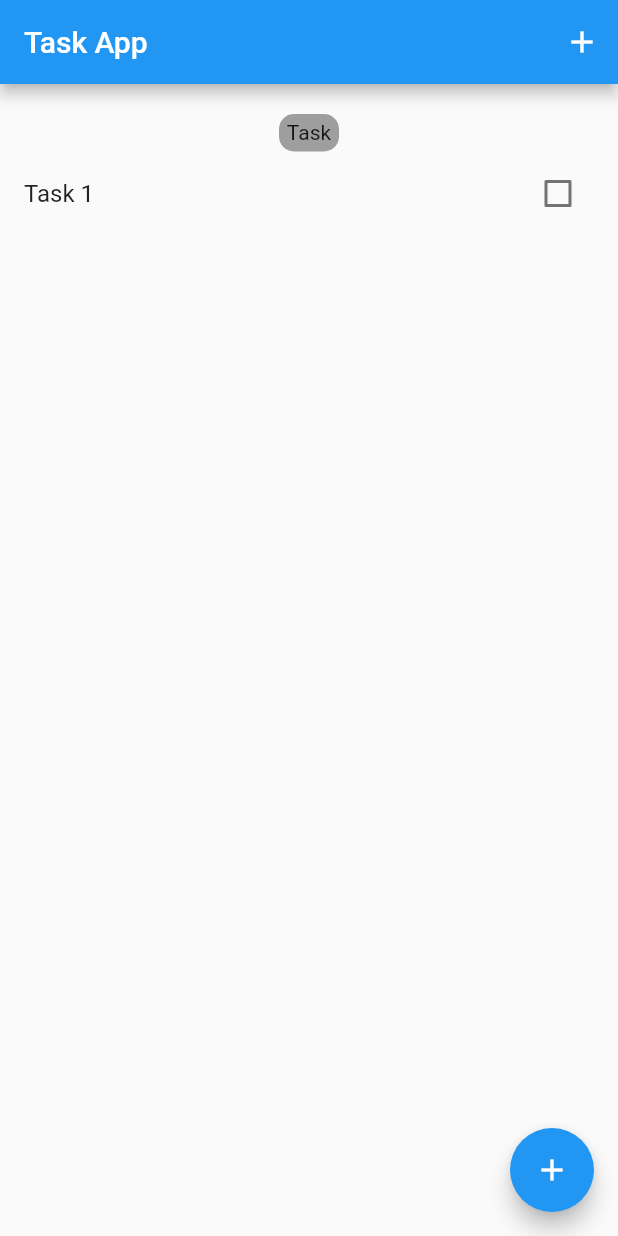
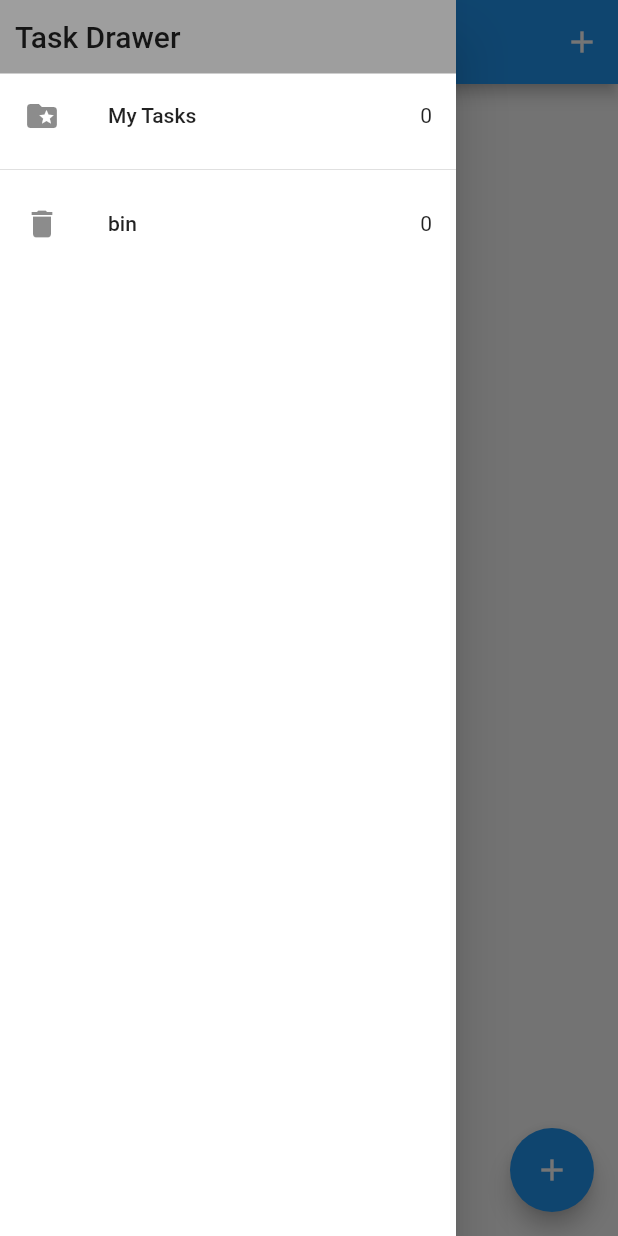
Before and after one commit to zweldev/task_app, a Flutter app: the screen it shows after launch, with the side drawer open (before the commit the screen has no drawer), on a phone screen of 412 x 824 dp. Run offline on Flutter 3.47's test engine with Material 2 defaults, Android fonts, the phone set to English and light mode, and no system bars; our stand-ins replace bloc, equatable, flutter_bloc, hydrated_bloc.

Commit message:
drawer_screen_done

```diff
--- a/lib/blocs/bloc/task_state.dart
+++ b/lib/blocs/bloc/task_state.dart
@@ -8,6 +8,20 @@ class TaskState extends Equatable {
 
   @override
   List<Object> get props => [allTasks];
+
+  Map<String, dynamic> toMap() => {
+        'allTasks': this.allTasks.map((e) => e.toMap()).toList(),
+      };
+
+  factory TaskState.fromMap(Map<String, dynamic> data) {
+    return TaskState(
+      allTasks: List<Task>.from(data['allTasks']?.map((e) {
+        print("Json data is $data");
+        print("e data is $e");
+        return Task.fromMap(e);
+      })),
+    );
+  }
 }
 
 // class TaskInitial extends TaskState {}
--- a/lib/blocs/bloc_exports.dart
+++ b/lib/blocs/bloc_exports.dart
@@ -1,2 +1,2 @@
 export 'package:task_app/blocs/bloc/task_bloc.dart';
-export 'package:task_app/blocs/bloc/task_bloc.dart';
+export 'package:flutter_bloc/flutter_bloc.dart';
--- a/lib/main.dart
+++ b/lib/main.dart
@@ -1,27 +1,37 @@
 import 'package:flutter/cupertino.dart';
 import 'package:flutter/material.dart';
-import 'package:flutter_bloc/flutter_bloc.dart';
-import 'package:task_app/blocs/bloc/task_bloc.dart';
+import 'package:hydrated_bloc/hydrated_bloc.dart';
+import 'package:path_provider/path_provider.dart';
+import 'package:task_app/blocs/bloc_exports.dart';
 import 'package:task_app/blocs/bloc_observer.dart';
 import 'package:task_app/models/task.dart';
+import 'package:task_app/services/app_router.dart';
 import 'package:task_app/view/tasks_screen.dart';
 
-void main() {
+void main() async {
+  WidgetsFlutterBinding.ensureInitialized();
   Bloc.observer = TaskApp_Observer();
-  runApp(TaskApp());
+  HydratedBloc.storage = await HydratedStorage.build(
+      storageDirectory: await getApplicationDocumentsDirectory());
+  runApp( TaskApp(appRouter: AppRouter(),));
 }
 
 class TaskApp extends StatelessWidget {
-  const TaskApp({super.key});
+   TaskApp({super.key,required this.appRouter});
+
+  AppRouter appRouter;
 
   @override
   Widget build(BuildContext context) {
     return MaterialApp(
       home: BlocProvider<TaskBloc>(
-        create: (context) =>
-            TaskBloc()..add(AddTask(task: Task(title: "Task 1"))),
+        create: (context) => TaskBloc(),
         child: Task_Screen_EXP(),
       ),
+      onGenerateRoute: appRouter.onGeneratedRoute,
     );
   }
 }
+
+
+//part 2 13:30
--- a/lib/models/task.dart
+++ b/lib/models/task.dart
@@ -1,13 +1,15 @@
 // ignore_for_file: public_member_api_docs, sort_constructors_first
 import 'package:equatable/equatable.dart';
 
-class Task extends Equatable{
+class Task extends Equatable {
   String title;
+  String? id;
   bool? isDone;
   bool? isDeleted;
 
   Task({
     required this.title,
+    this.id,
     this.isDone,
     this.isDeleted,
   }) {
@@ -19,9 +21,11 @@ class Task extends Equatable{
     String? newTitle,
     bool? newIsDone,
     bool? newIsDeleted,
+    String? newId,
   }) {
     return Task(
         title: newTitle ?? this.title,
+        id: newId ?? this.id,
         isDone: newIsDone ?? this.isDone,
         isDeleted: newIsDeleted ?? this.isDeleted);
   }
@@ -31,11 +35,13 @@ class Task extends Equatable{
       'title': title,
       'isDone': isDone,
       'isDeleted': isDeleted,
+      'id' : id
     };
   }
 
   factory Task.fromMap(Map<String, dynamic> data) {
     return Task(
+      id: data['id'] ?? '',
         title: data['title'] ?? '',
         isDone: data['isDone'],
         isDeleted: data['isDeleted']);
@@ -43,9 +49,5 @@ class Task extends Equatable{
 
   @override
   // TODO: implement props
-  List<Object?> get props => [
-    title,
-    isDone,
-    isDeleted
-  ];
+  List<Object?> get props => [title, isDone, isDeleted, id];
 }
--- /dev/null
+++ b/lib/view/my_drawer.dart
@@ -0,0 +1,55 @@
+import 'package:flutter/material.dart';
+import 'package:flutter_bloc/flutter_bloc.dart';
+
+import '../blocs/bloc/task_bloc.dart';
+
+class MyDrawer extends StatelessWidget {
+  const MyDrawer({super.key});
+
+  @override
+  Widget build(BuildContext context) {
+    return SafeArea(
+      child: Drawer(
+        backgroundColor: Colors.white,
+        child: Column(
+          children: [
+            Container(
+              width: double.infinity,
+              color: Colors.grey,
+              padding: EdgeInsets.symmetric(vertical: 13, horizontal: 10),
+              child: Text(
+                "Task Drawer",
+                style: Theme.of(context).textTheme.headline6,
+              ),
+            ),
+            BlocBuilder<TaskBloc, TaskState>(
+              builder: (context, state) {
+                return GestureDetector(
+                  onTap: () => Navigator.pushNamed(context, 'task_screen'),
+                  child: ListTile(
+                    title: Text("My Tasks"),
+                    leading: Icon(Icons.folder_special),
+                    trailing: Text('${state.allTasks.length}'),
+                  ),
+                );
+              },
+            ),
+            Divider(),
+            BlocBuilder<TaskBloc, TaskState>(
+              builder: (context, state) {
+                return GestureDetector(
+                  onTap: () => Navigator.pushNamed(context, 'task_screen'),
+                  child: ListTile(
+                    leading: Icon(Icons.delete),
+                    title: Text("bin"),
+                    trailing: Text('${state.allTasks.length}'),
+                  ),
+                );
+              },
+            )
+          ],
+        ),
+      ),
+    );
+  }
+}
```
Also changed, not shown: lib/blocs/bloc/task_bloc.dart (+37 -6 lines), lib/services/app_router.dart (added, +25 -0 lines), lib/view/recycle_bin.dart (added, +58 -0 lines), lib/view/tasks_screen.dart (+59 -67 lines), lib/widgets/tasklist.dart (+16 -2 lines), pubspec.yaml (+2 -6 lines), lib/widgets/task_tile.dart (added), pubspec.lock, 1 other file.
